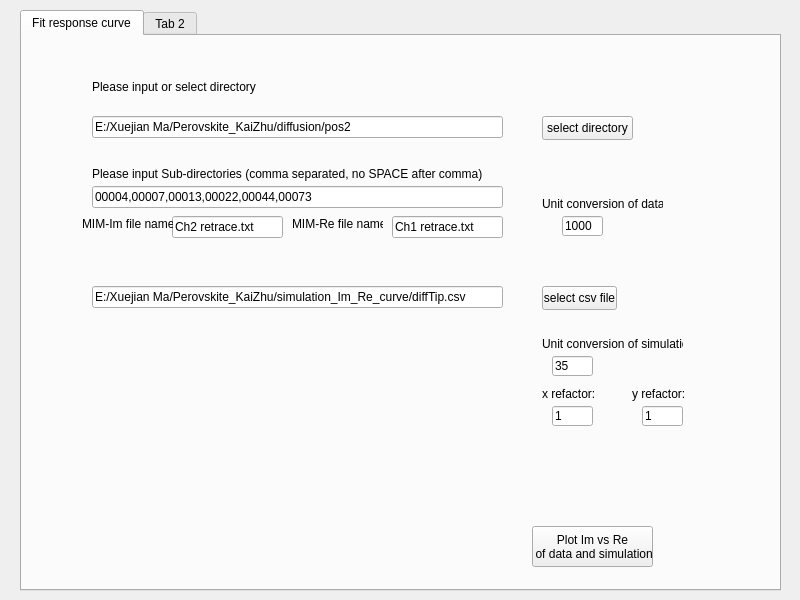
First picture: the form in DiffusionAnalysis/form.ui, repository xuejianma/LabTools, before the edit.
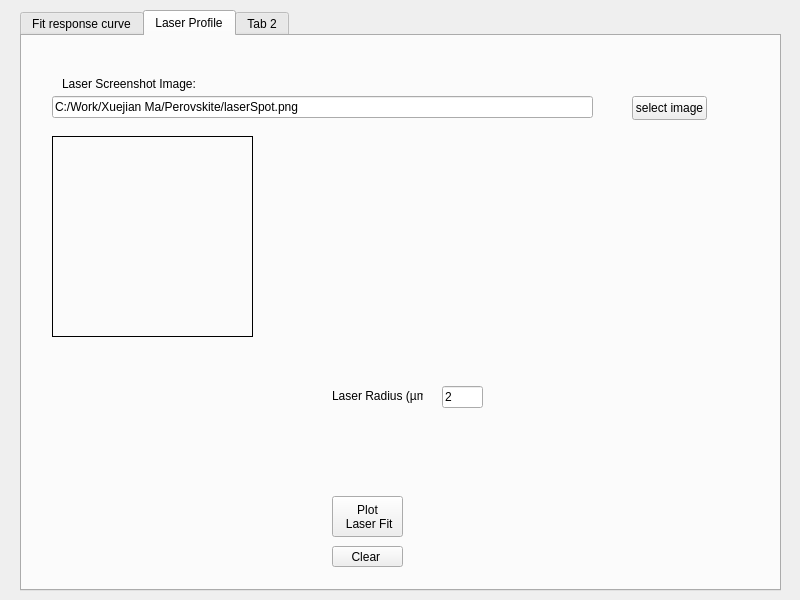
Second picture: the form after the edit. Icons and pictures are not drawn. Custom widgets are drawn as their Qt base class.

```diff
--- a/DiffusionAnalysis/form.ui
+++ b/DiffusionAnalysis/form.ui
@@ -23,7 +23,7 @@
     </rect>
    </property>
    <property name="currentIndex">
-    <number>0</number>
+    <number>1</number>
    </property>
    <widget class="QWidget" name="tab">
     <attribute name="title">
@@ -379,6 +379,145 @@
      </property>
     </widget>
    </widget>
+   <widget class="QWidget" name="tab_3">
+    <attribute name="title">
+     <string>Laser Profile</string>
+    </attribute>
+    <widget class="QLabel" name="label_laserScreenshotText">
+     <property name="geometry">
+      <rect>
+       <x>40</x>
+       <y>40</y>
+       <width>141</width>
+       <height>16</height>
+      </rect>
+     </property>
+     <property name="text">
+      <string>Laser Screenshot Image:</string>
+     </property>
+    </widget>
+    <widget class="QLabel" name="label_laserScreenshot">
+     <property name="geometry">
+      <rect>
+       <x>30</x>
+       <y>100</y>
+       <width>201</width>
+       <height>201</height>
+      </rect>
+     </property>
+     <property name="frameShape">
+      <enum>QFrame::Box</enum>
+     </property>
+     <property name="text">
+      <string/>
+     </property>
+    </widget>
+    <widget class="QLineEdit" name="lineEdit_laserScreenshot">
+     <property name="geometry">
+      <rect>
+       <x>30</x>
+       <y>60</y>
+       <width>541</width>
+       <height>22</height>
+      </rect>
+     </property>
+     <property name="text">
+      <string>C:/Work/Xuejian Ma/Perovskite/laserSpot.png</string>
+     </property>
+     <property name="placeholderText">
+      <string>eg: ~/laserSpot.png</string>
+     </property>
+    </widget>
+    <widget class="QPushButton" name="pushButton_laserScreenshot">
+     <property name="geometry">
+      <rect>
+       <x>610</x>
+       <y>60</y>
+       <width>75</width>
+       <height>24</height>
+      </rect>
+     </property>
+     <property name="text">
+      <string>select image</string>
+     </property>
+    </widget>
+    <widget class="PlotWidget" name="widget_laserScreenshot" native="true">
+     <property name="geometry">
+      <rect>
+       <x>330</x>
+       <y>100</y>
+       <width>221</width>
+       <height>201</height>
+      </rect>
+     </property>
+    </widget>
+    <widget class="PlotWidget" name="widget_laserFit" native="true">
+     <property name="geometry">
+      <rect>
+       <x>30</x>
+       <y>330</y>
+       <width>261</width>
+       <height>201</height>
+      </rect>
+     </property>
+    </widget>
+    <widget class="QLabel" name="label_laserRadius">
+     <property name="geometry">
+      <rect>
+       <x>310</x>
+       <y>350</y>
+       <width>91</width>
+       <height>20</height>
+      </rect>
+     </property>
+     <property name="text">
+      <string>Laser Radius (µm):</string>
+     </property>
+    </widget>
+    <widget class="QLineEdit" name="lineEdit_laserRadius">
+     <property name="geometry">
+      <rect>
+       <x>420</x>
+       <y>350</y>
+       <width>41</width>
+       <height>22</height>
+      </rect>
+     </property>
+     <property name="text">
+      <string>2</string>
+     </property>
+     <property name="placeholderText">
+      <string>eg: 2</string>
+     </property>
+    </widget>
+    <widget class="QPushButton" name="pushButton_laserFit">
+     <property name="geometry">
+      <rect>
+       <x>310</x>
+       <y>460</y>
+       <width>71</width>
+       <height>41</height>
+      </rect>
+     </property>
+     <property name="text">
+      <string>Plot
+ Laser Fit</string>
+     </property>
+    </widget>
+    <widget class="QPushButton" name="pushButton_laserFitClear">
+     <property name="geometry">
+      <rect>
+       <x>310</x>
+       <y>510</y>
+       <width>71</width>
+       <height>21</height>
+      </rect>
+     </property>
+     <property name="text">
+      <string>Clear </string>
+     </property>
+    </widget>
+   </widget>
    <widget class="QWidget" name="tab_2">
     <attribute name="title">
      <string>Tab 2</string>
```
Left out of the diff: 2 changed lines with no effect on the pictures.
